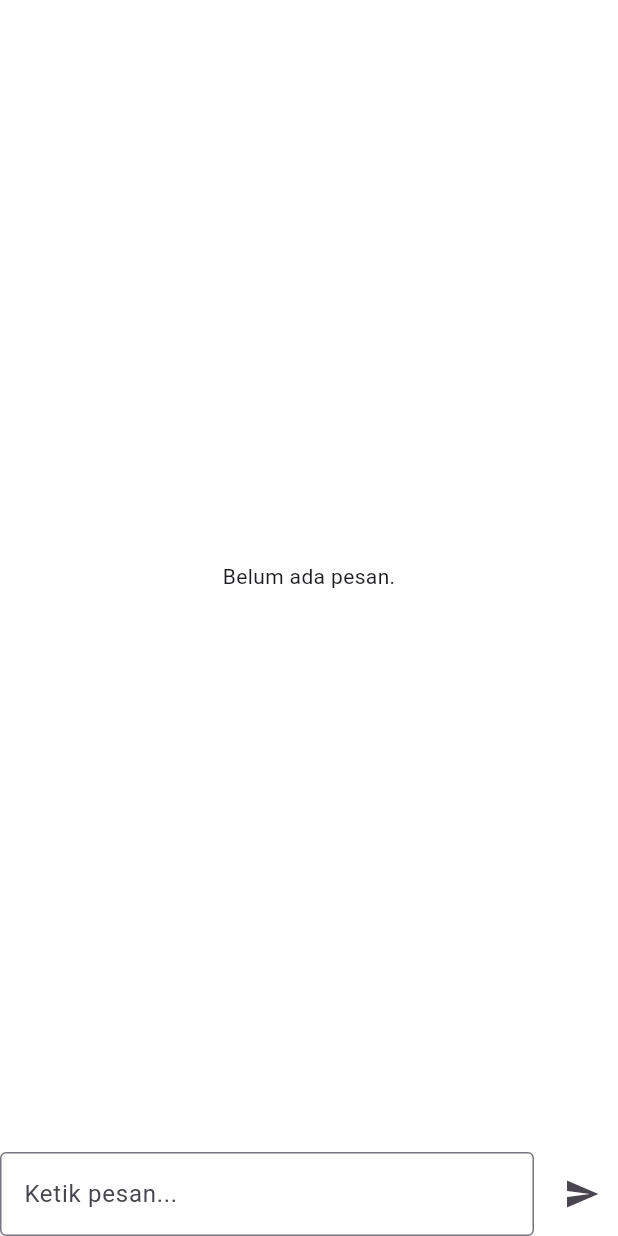
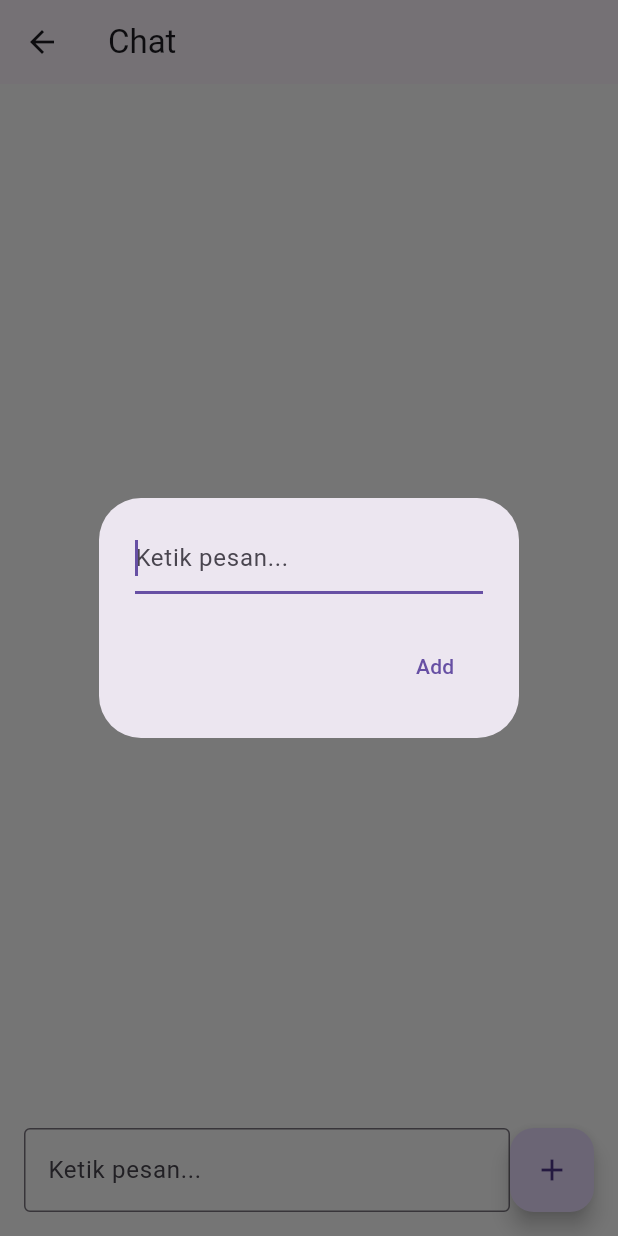
Before and after one commit to tanerizawa/dr_tan, a Flutter app: the _ChatView screen opened directly, after a tap on the "send" icon, on a phone screen of 412 x 824 dp. Run offline on Flutter 3.47's test engine with Material 3 defaults, Android fonts, the phone set to English and light mode, and no system bars; our stand-ins replace hive; accounts and stored records are empty.

Commit message:
Add FAB quick add dialog across pages

```diff
--- /dev/null
+++ b/lib/core/common/quick_add_dialog.dart
@@ -0,0 +1,31 @@
+import 'package:flutter/material.dart';
+
+Future<void> showQuickAddDialog(
+  BuildContext context,
+  void Function(String) onSubmit, {
+  String? hint,
+}) {
+  final controller = TextEditingController();
+
+  void submit() {
+    final text = controller.text.trim();
+    if (text.isEmpty) return;
+    onSubmit(text);
+    Navigator.of(context).pop();
+  }
+
+  return showDialog(
+    context: context,
+    builder: (ctx) => AlertDialog(
+      content: TextField(
+        controller: controller,
+        autofocus: true,
+        decoration: InputDecoration(hintText: hint),
+        onSubmitted: (_) => submit(),
+      ),
+      actions: [
+        TextButton(onPressed: submit, child: const Text('Add')),
+      ],
+    ),
+  );
+}
--- a/lib/features/chat/chat_page.dart
+++ b/lib/features/chat/chat_page.dart
@@ -1,8 +1,24 @@
 import 'package:flutter/material.dart';
+import 'package:provider/provider.dart';
+import '../../core/common/quick_add_dialog.dart';
 import 'chat_widget.dart';
+import 'chat_provider.dart';
 
 class ChatPage extends StatelessWidget {
   const ChatPage({super.key});
+
+  @override
+  Widget build(BuildContext context) {
+    return ChangeNotifierProvider(
+      create: (_) => ChatProvider(),
+      child: const _ChatView(),
+    );
+  }
+}
+
+class _ChatView extends StatelessWidget {
+  const _ChatView();
+
   @override
   Widget build(BuildContext context) {
     return Scaffold(
@@ -11,6 +27,14 @@
         padding: EdgeInsets.all(16),
         child: ChatWidget(),
       ),
+      floatingActionButton: FloatingActionButton(
+        onPressed: () => showQuickAddDialog(
+          context,
+          context.read<ChatProvider>().addMessage,
+          hint: 'Ketik pesan...',
+        ),
+        child: const Icon(Icons.add),
+      ),
     );
   }
 }
```
Also changed, not shown: lib/features/beranda/beranda_page.dart (+24 -0 lines), lib/features/beranda/beranda_widget.dart (+1 -12 lines), lib/features/chat/chat_widget.dart (+0 -11 lines), lib/features/growth/growth_page.dart (+25 -0 lines), lib/features/growth/growth_widget.dart (+0 -11 lines), lib/features/psy/psy_page.dart (+24 -0 lines), lib/features/psy/psy_widget.dart (+0 -11 lines).
